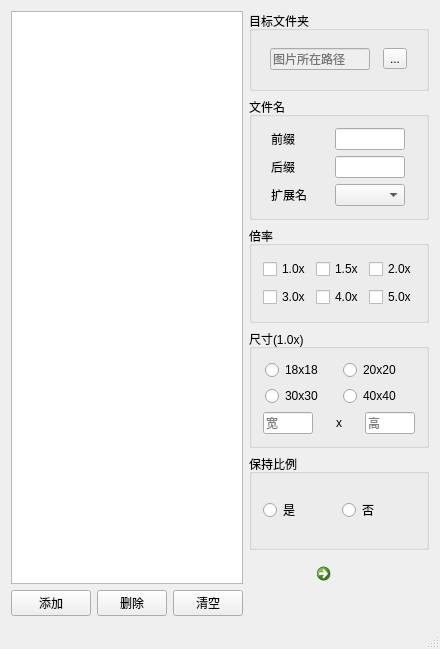
Above: mainwindow.ui from sirzdy/Tools before the change. Below: the same form after it.
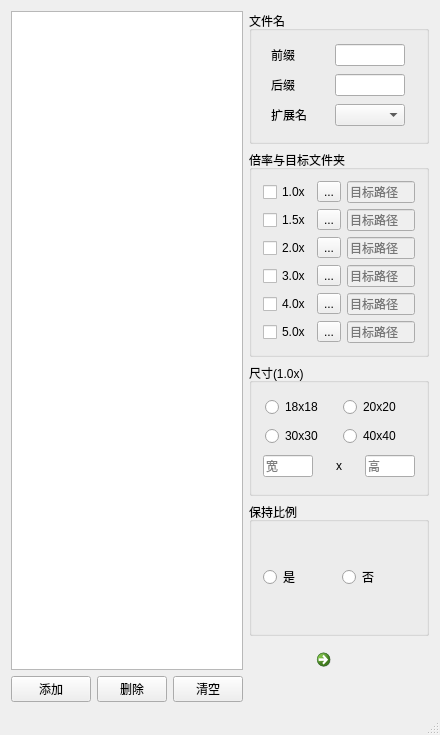
That is the form after the change. Icons and pictures are not drawn.

What changed in the file:
```diff
--- a/mainwindow.ui
+++ b/mainwindow.ui
@@ -7,7 +7,7 @@
     <x>0</x>
     <y>0</y>
     <width>436</width>
-    <height>649</height>
+    <height>735</height>
    </rect>
   </property>
   <property name="maximumSize">
@@ -98,66 +98,6 @@
     </item>
     <item>
      <layout class="QVBoxLayout" name="verticalLayout_4">
-      <item>
-       <widget class="QGroupBox" name="groupBox_4">
-        <property name="minimumSize">
-         <size>
-          <width>180</width>
-          <height>0</height>
-         </size>
-        </property>
-        <property name="maximumSize">
-         <size>
-          <width>180</width>
-          <height>80</height>
-         </size>
-        </property>
-        <property name="title">
-         <string>目标文件夹</string>
-        </property>
-        <layout class="QVBoxLayout" name="verticalLayout_7">
-         <item>
-          <layout class="QHBoxLayout" name="horizontalLayout_10">
-           <item>
-            <widget class="QLineEdit" name="editPath">
-             <property name="enabled">
-              <bool>false</bool>
-             </property>
-             <property name="maximumSize">
-              <size>
-               <width>100</width>
-               <height>16777215</height>
-              </size>
-             </property>
-             <property name="readOnly">
-              <bool>true</bool>
-             </property>
-             <property name="placeholderText">
-              <string>图片所在路径</string>
-             </property>
-            </widget>
-           </item>
-           <item>
-            <widget class="QToolButton" name="btnPath">
-             <property name="text">
-              <string>...</string>
-             </property>
-             <property name="toolButtonStyle">
-              <enum>Qt::ToolButtonIconOnly</enum>
-             </property>
-             <property name="autoRaise">
-              <bool>false</bool>
-             </property>
-             <property name="arrowType">
-              <enum>Qt::NoArrow</enum>
-             </property>
-            </widget>
-           </item>
-          </layout>
-         </item>
-        </layout>
-       </widget>
-      </item>
       <item>
        <widget class="QGroupBox" name="groupBox_3">
         <property name="minimumSize">
@@ -278,93 +218,283 @@
          </size>
         </property>
         <property name="title">
-         <string>倍率</string>
+         <string>倍率与目标文件夹</string>
         </property>
         <layout class="QVBoxLayout" name="verticalLayout_3">
          <item>
-          <layout class="QHBoxLayout" name="horizontalLayout_3">
+          <layout class="QHBoxLayout" name="horizontalLayout">
            <item>
             <widget class="QCheckBox" name="boxRate_1_0">
-             <property name="maximumSize">
-              <size>
-               <width>50</width>
-               <height>16777215</height>
-              </size>
-             </property>
              <property name="text">
               <string>1.0x</string>
              </property>
             </widget>
            </item>
            <item>
+            <widget class="QToolButton" name="btnPath_1_0">
+             <property name="maximumSize">
+              <size>
+               <width>40</width>
+               <height>16777215</height>
+              </size>
+             </property>
+             <property name="text">
+              <string>...</string>
+             </property>
+             <property name="toolButtonStyle">
+              <enum>Qt::ToolButtonIconOnly</enum>
+             </property>
+             <property name="autoRaise">
+              <bool>false</bool>
+             </property>
+             <property name="arrowType">
+              <enum>Qt::NoArrow</enum>
+             </property>
+            </widget>
+           </item>
+           <item>
+            <widget class="QLineEdit" name="editPath_1_0">
+             <property name="enabled">
+              <bool>false</bool>
+             </property>
+             <property name="readOnly">
+              <bool>true</bool>
+             </property>
+             <property name="placeholderText">
+              <string>目标路径</string>
+             </property>
+            </widget>
+           </item>
+          </layout>
+         </item>
+         <item>
+          <layout class="QHBoxLayout" name="horizontalLayout_3">
+           <item>
             <widget class="QCheckBox" name="boxRate_1_5">
-             <property name="maximumSize">
-              <size>
-               <width>50</width>
-               <height>16777215</height>
-              </size>
-             </property>
              <property name="text">
               <string>1.5x</string>
              </property>
             </widget>
            </item>
            <item>
+            <widget class="QToolButton" name="btnPath_1_5">
+             <property name="maximumSize">
+              <size>
+               <width>40</width>
+               <height>16777215</height>
+              </size>
+             </property>
+             <property name="text">
+              <string>...</string>
+             </property>
+             <property name="toolButtonStyle">
+              <enum>Qt::ToolButtonIconOnly</enum>
+             </property>
+             <property name="autoRaise">
+              <bool>false</bool>
+             </property>
+             <property name="arrowType">
+              <enum>Qt::NoArrow</enum>
+             </property>
+            </widget>
+           </item>
+           <item>
+            <widget class="QLineEdit" name="editPath_1_5">
+             <property name="enabled">
+              <bool>false</bool>
+             </property>
+             <property name="readOnly">
+              <bool>true</bool>
+             </property>
+             <property name="placeholderText">
+              <string>目标路径</string>
+             </property>
+            </widget>
+           </item>
+          </layout>
+         </item>
+         <item>
+          <layout class="QHBoxLayout" name="horizontalLayout_10">
+           <item>
             <widget class="QCheckBox" name="boxRate_2_0">
-             <property name="maximumSize">
-              <size>
-               <width>50</width>
-               <height>16777215</height>
-              </size>
-             </property>
              <property name="text">
               <string>2.0x</string>
              </property>
             </widget>
            </item>
+           <item>
+            <widget class="QToolButton" name="btnPath_2_0">
+             <property name="maximumSize">
+              <size>
+               <width>40</width>
+               <height>16777215</height>
+              </size>
+             </property>
+             <property name="text">
+              <string>...</string>
+             </property>
+             <property name="toolButtonStyle">
+              <enum>Qt::ToolButtonIconOnly</enum>
+             </property>
+             <property name="autoRaise">
+              <bool>false</bool>
+             </property>
+             <property name="arrowType">
+              <enum>Qt::NoArrow</enum>
+             </property>
+            </widget>
+           </item>
+           <item>
+            <widget class="QLineEdit" name="editPath_2_0">
+             <property name="enabled">
+              <bool>false</bool>
+             </property>
+             <property name="readOnly">
+              <bool>true</bool>
+             </property>
+             <property name="placeholderText">
+              <string>目标路径</string>
+             </property>
+            </widget>
+           </item>
           </layout>
          </item>
          <item>
-          <layout class="QHBoxLayout" name="horizontalLayout">
+          <layout class="QHBoxLayout" name="horizontalLayout_14">
            <item>
             <widget class="QCheckBox" name="boxRate_3_0">
-             <property name="maximumSize">
-              <size>
-               <width>50</width>
-               <height>16777215</height>
-              </size>
-             </property>
              <property name="text">
               <string>3.0x</string>
              </property>
             </widget>
            </item>
            <item>
+            <widget class="QToolButton" name="btnPath_3_0">
+             <property name="maximumSize">
+              <size>
+               <width>40</width>
+               <height>16777215</height>
+              </size>
+             </property>
+             <property name="text">
+              <string>...</string>
+             </property>
+             <property name="toolButtonStyle">
+              <enum>Qt::ToolButtonIconOnly</enum>
+             </property>
+             <property name="autoRaise">
+              <bool>false</bool>
+             </property>
+             <property name="arrowType">
+              <enum>Qt::NoArrow</enum>
+             </property>
+            </widget>
+           </item>
+           <item>
+            <widget class="QLineEdit" name="editPath_3_0">
+             <property name="enabled">
+              <bool>false</bool>
+             </property>
+             <property name="readOnly">
+              <bool>true</bool>
+             </property>
+             <property name="placeholderText">
+              <string>目标路径</string>
+             </property>
+            </widget>
+           </item>
+          </layout>
+         </item>
+         <item>
+          <layout class="QHBoxLayout" name="horizontalLayout_15">
+           <item>
             <widget class="QCheckBox" name="boxRate_4_0">
-             <property name="maximumSize">
-              <size>
-               <width>50</width>
-               <height>16777215</height>
-              </size>
-             </property>
              <property name="text">
               <string>4.0x</string>
              </property>
             </widget>
            </item>
            <item>
+            <widget class="QToolButton" name="btnPath_4_0">
+             <property name="maximumSize">
+              <size>
+               <width>40</width>
+               <height>16777215</height>
+              </size>
+             </property>
+             <property name="text">
+              <string>...</string>
+             </property>
+             <property name="toolButtonStyle">
+              <enum>Qt::ToolButtonIconOnly</enum>
+             </property>
+             <property name="autoRaise">
+              <bool>false</bool>
+             </property>
+             <property name="arrowType">
+              <enum>Qt::NoArrow</enum>
+             </property>
+            </widget>
+           </item>
+           <item>
+            <widget class="QLineEdit" name="editPath_4_0">
+             <property name="enabled">
+              <bool>false</bool>
+             </property>
+             <property name="readOnly">
+              <bool>true</bool>
+             </property>
+             <property name="placeholderText">
+              <string>目标路径</string>
+             </property>
+            </widget>
+           </item>
+          </layout>
+         </item>
+         <item>
+          <layout class="QHBoxLayout" name="horizontalLayout_16">
+           <item>
             <widget class="QCheckBox" name="boxRate_5_0">
-             <property name="maximumSize">
-              <size>
-               <width>50</width>
-               <height>16777215</height>
-              </size>
-             </property>
              <property name="text">
               <string>5.0x</string>
              </property>
             </widget>
            </item>
+           <item>
+            <widget class="QToolButton" name="btnPath_5_0">
+             <property name="maximumSize">
+              <size>
+               <width>40</width>
+               <height>16777215</height>
+              </size>
+             </property>
+             <property name="text">
+              <string>...</string>
+             </property>
+             <property name="toolButtonStyle">
+              <enum>Qt::ToolButtonIconOnly</enum>
+             </property>
+             <property name="autoRaise">
+              <bool>false</bool>
+             </property>
+             <property name="arrowType">
+              <enum>Qt::NoArrow</enum>
+             </property>
+            </widget>
+           </item>
+           <item>
+            <widget class="QLineEdit" name="editPath_5_0">
+             <property name="enabled">
+              <bool>false</bool>
+             </property>
+             <property name="readOnly">
+              <bool>true</bool>
+             </property>
+             <property name="placeholderText">
+              <string>目标路径</string>
+             </property>
+            </widget>
+           </item>
           </layout>
          </item>
         </layout>
```
Left out of the diff: 20 changed lines with no effect on the pictures.
